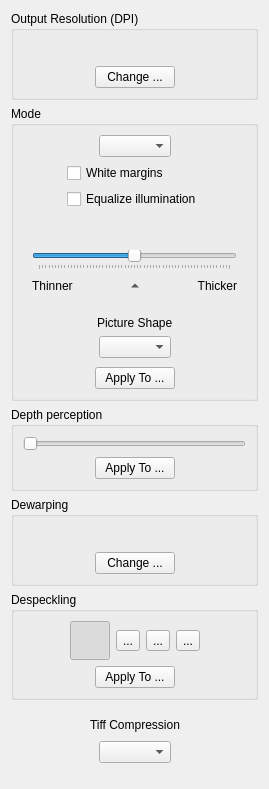
Above: filters/output/ui/OutputOptionsWidget.ui from ImageProcessing-ElectronicPublications/scantailor-deviant before the change. Below: the same form after it.
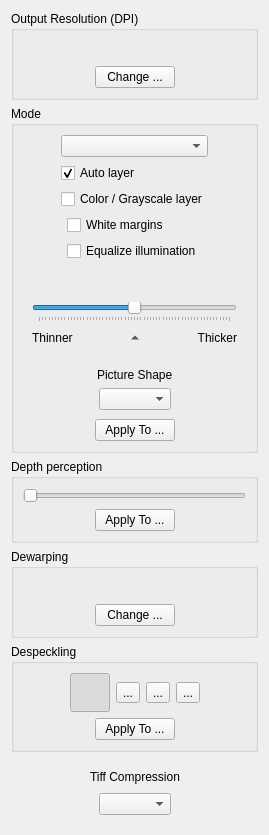
That is the form after the change. Icons and pictures are not drawn.

Commit message: Color layer in mixed mode

What changed in the file:
```diff
--- a/filters/output/ui/OutputOptionsWidget.ui
+++ b/filters/output/ui/OutputOptionsWidget.ui
@@ -125,7 +125,28 @@
          </spacer>
         </item>
         <item>
-         <widget class="QComboBox" name="colorModeSelector"/>
+         <layout class="QVBoxLayout" name="verticalLayout_11">
+          <item>
+           <widget class="QComboBox" name="colorModeSelector"/>
+          </item>
+          <item>
+           <widget class="QCheckBox" name="autoLayerCB">
+            <property name="text">
+             <string>Auto layer</string>
+            </property>
+            <property name="checked">
+             <bool>true</bool>
+            </property>
+           </widget>
+          </item>
+          <item>
+           <widget class="QCheckBox" name="colorLayerCB">
+            <property name="text">
+             <string>Color / Grayscale layer</string>
+            </property>
+           </widget>
+          </item>
+         </layout>
         </item>
         <item>
          <spacer name="horizontalSpacer_2">
```
Left out of the diff: 11 changed lines with no effect on the pictures. The commit also changes 17 other files.
